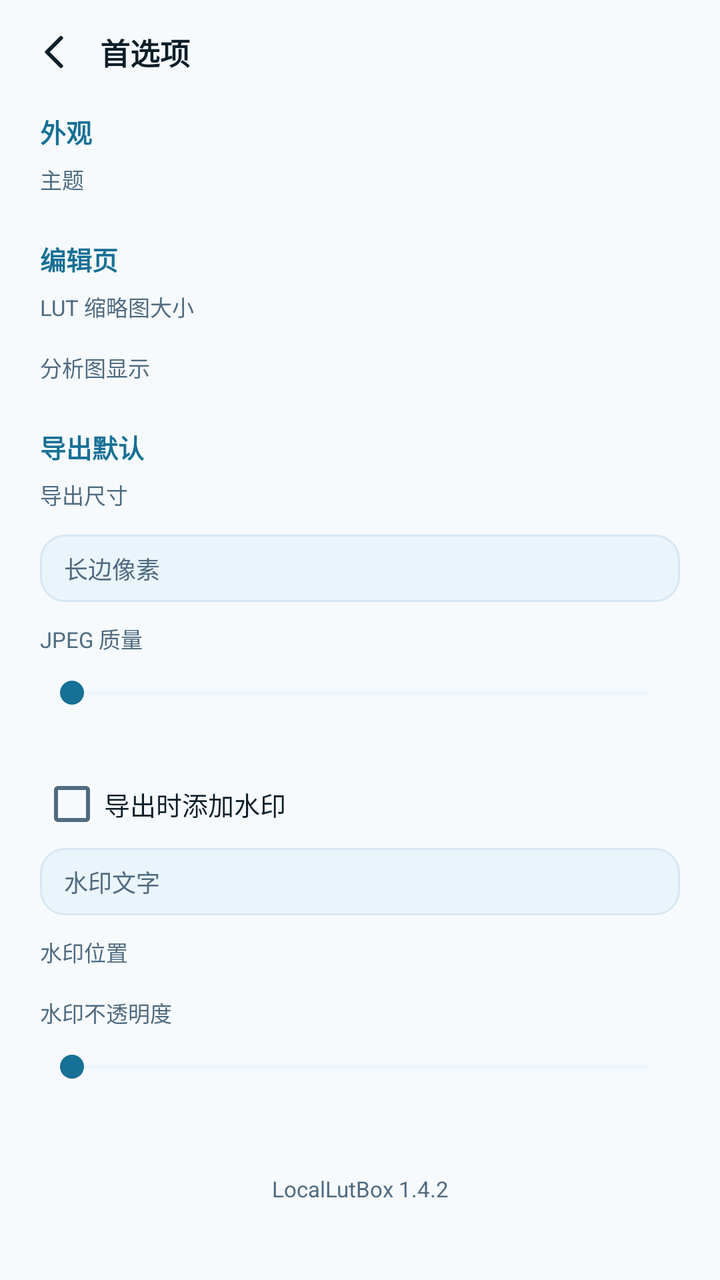
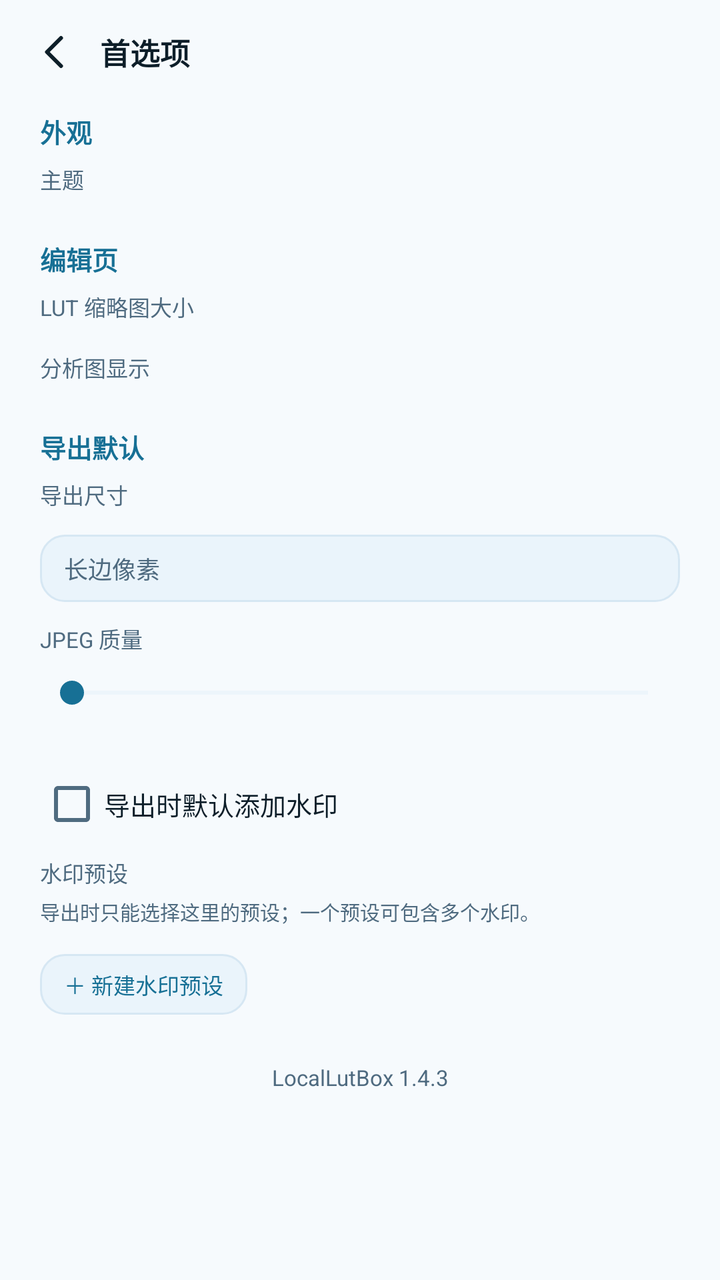

Two renders of the same Android screen: before a commit and after it. Below are the layout's source before the change and the commit's diff.
<!-- AndroidManifest.xml: application theme AppTheme_Dark -->
<!-- res/layout/activity_prefs.xml -->
<?xml version="1.0" encoding="utf-8"?>
<LinearLayout xmlns:android="http://schemas.android.com/apk/res/android"
    android:layout_width="match_parent"
    android:layout_height="match_parent"
    android:orientation="vertical"
    android:background="@color/bg">

    <LinearLayout
        android:layout_width="match_parent"
        android:layout_height="52dp"
        android:orientation="horizontal"
        android:gravity="center_vertical"
        android:paddingLeft="8dp"
        android:paddingRight="16dp">

        <ImageView
            android:id="@+id/btnBack"
            android:layout_width="40dp"
            android:layout_height="40dp"
            android:padding="8dp"
            android:src="@drawable/ic_back"
            android:tint="@color/text"
            android:clickable="true"
            android:focusable="true"
            android:contentDescription="返回" />

        <TextView
            android:layout_width="0dp"
            android:layout_height="wrap_content"
            android:layout_weight="1"
            android:layout_marginLeft="2dp"
            android:text="首选项"
            android:textColor="@color/text"
            android:textSize="15sp"
            android:textStyle="bold" />
    </LinearLayout>

    <ScrollView
        android:layout_width="match_parent"
        android:layout_height="0dp"
        android:layout_weight="1"
        android:scrollbars="none">

        <LinearLayout
            android:layout_width="match_parent"
            android:layout_height="wrap_content"
            android:orientation="vertical"
            android:paddingLeft="20dp"
            android:paddingRight="20dp"
            android:paddingBottom="28dp">

            <TextView
                style="@style/PrefsSection"
                android:text="外观" />

            <TextView
                style="@style/PrefsLabel"
                android:text="主题" />

            <LinearLayout
                android:id="@+id/themeRow"
                android:layout_width="match_parent"
                android:layout_height="wrap_content"
                android:orientation="horizontal" />

            <TextView
                style="@style/PrefsSection"
                android:layout_marginTop="18dp"
                android:text="编辑页" />

            <TextView
                style="@style/PrefsLabel"
                android:text="LUT 缩略图大小" />

            <LinearLayout
                android:id="@+id/lutSizeRow"
                android:layout_width="match_parent"
                android:layout_height="wrap_content"
                android:orientation="horizontal" />

            <TextView
                style="@style/PrefsLabel"
                android:layout_marginTop="10dp"
                android:text="分析图显示" />

            <LinearLayout
                android:id="@+id/graphRow"
                android:layout_width="match_parent"
                android:layout_height="wrap_content"
                android:orientation="horizontal" />

            <TextView
                style="@style/PrefsSection"
                android:layout_marginTop="18dp"
                android:text="导出默认" />

            <TextView
                style="@style/PrefsLabel"
                android:text="导出尺寸" />

            <LinearLayout
                android:id="@+id/exportModeRow"
                android:layout_width="match_parent"
                android:layout_height="wrap_content"
                android:orientation="horizontal" />

            <EditText
                android:id="@+id/exportSizeValue"
                android:layout_width="match_parent"
                android:layout_height="wrap_content"
                android:layout_marginTop="8dp"
                android:background="@drawable/bg_chip"
                android:inputType="number"
                android:maxLength="5"
                android:paddingLeft="12dp"
                android:paddingRight="12dp"
                android:paddingTop="8dp"
                android:paddingBottom="8dp"
                android:textColor="@color/text"
                android:textSize="12sp"
                android:hint="长边像素"
                android:textColorHint="@color/muted" />

            <TextView
                style="@style/PrefsLabel"
                android:layout_marginTop="10dp"
                android:text="JPEG 质量" />

            <SeekBar
                android:id="@+id/qualityBar"
                android:layout_width="match_parent"
                android:layout_height="30dp"
                android:max="100"
                android:progressTint="@color/accent"
                android:progressBackgroundTint="@color/stroke"
                android:thumbTint="@color/accent" />

            <TextView
                android:id="@+id/qualityValue"
                android:layout_width="match_parent"
                android:layout_height="wrap_content"
                android:gravity="end"
                android:textColor="@color/muted"
                android:textSize="11sp" />

            <CheckBox
                android:id="@+id/watermarkCheck"
                android:layout_width="wrap_content"
                android:layout_height="wrap_content"
                android:layout_marginTop="10dp"
                android:text="导出时添加水印"
                android:textColor="@color/text"
                android:textSize="13sp" />

            <EditText
                android:id="@+id/watermarkText"
                android:layout_width="match_parent"
                android:layout_height="wrap_content"
                android:layout_marginTop="6dp"
                android:background="@drawable/bg_chip"
                android:paddingLeft="12dp"
                android:paddingRight="12dp"
                android:paddingTop="8dp"
                android:paddingBottom="8dp"
                android:textColor="@color/text"
                android:textSize="12sp"
                android:hint="水印文字"
                android:textColorHint="@color/muted" />

            <TextView
                style="@style/PrefsLabel"
                android:layout_marginTop="10dp"
                android:text="水印位置" />

            <LinearLayout
                android:id="@+id/watermarkPosRow"
                android:layout_width="match_parent"
                android:layout_height="wrap_content"
                android:orientation="horizontal" />

            <TextView
                style="@style/PrefsLabel"
                android:layout_marginTop="10dp"
                android:text="水印不透明度" />

            <SeekBar
                android:id="@+id/watermarkOpacityBar"
                android:layout_width="match_parent"
                android:layout_height="30dp"
                android:max="100"
                android:progressTint="@color/accent"
                android:progressBackgroundTint="@color/stroke"
                android:thumbTint="@color/accent" />

            <TextView
                android:id="@+id/watermarkOpacityValue"
                android:layout_width="match_parent"
                android:layout_height="wrap_content"
                android:gravity="end"
                android:textColor="@color/muted"
                android:textSize="11sp" />

            <TextView
                android:layout_width="match_parent"
                android:layout_height="wrap_content"
                android:layout_marginTop="24dp"
                android:gravity="center"
                android:text="LocalLutBox 1.4.2"
                android:textColor="@color/muted"
                android:textSize="11sp" />
        </LinearLayout>
    </ScrollView>
</LinearLayout>
<!-- resources referenced by this layout -->
<resources>
  <color name="accent">#177095</color>
  <color name="bg">#F6FAFD</color>
  <color name="muted">#4F6B80</color>
  <color name="stroke">#D6E7F3</color>
  <color name="text">#0D1E29</color>
  <!-- drawable bg_chip (drawable) -->
  <?xml version="1.0" encoding="utf-8"?>
  <shape xmlns:android="http://schemas.android.com/apk/res/android" android:shape="rectangle">
      <solid android:color="@color/surface2" />
      <corners android:radius="12dp" />
      <stroke android:width="1dp" android:color="@color/stroke" />
  </shape>
  <!-- drawable ic_back (drawable) -->
  <?xml version="1.0" encoding="utf-8"?>
  <vector xmlns:android="http://schemas.android.com/apk/res/android"
      android:width="24dp" android:height="24dp"
      android:viewportWidth="24" android:viewportHeight="24">
      <path
          android:pathData="M14.5 5L7.5 12l7 7"
          android:fillColor="#00000000"
          android:strokeColor="#FFFFFFFF"
          android:strokeWidth="2"
          android:strokeLineCap="round"
          android:strokeLineJoin="round" />
  </vector>
  <style name="PrefsLabel">
          <item name="android:layout_width">match_parent</item>
          <item name="android:layout_height">wrap_content</item>
          <item name="android:layout_marginBottom">4dp</item>
          <item name="android:textColor">@color/muted</item>
          <item name="android:textSize">11sp</item>
      </style>
  <style name="PrefsSection">
          <item name="android:layout_width">match_parent</item>
          <item name="android:layout_height">wrap_content</item>
          <item name="android:layout_marginTop">4dp</item>
          <item name="android:layout_marginBottom">6dp</item>
          <item name="android:textColor">@color/accent</item>
          <item name="android:textSize">13sp</item>
          <item name="android:textStyle">bold</item>
      </style>
  <style name="AppTheme_Dark" parent="@android:style/Theme.Material.NoActionBar">
          <item name="android:windowBackground">@color/bg</item>
          <item name="android:colorAccent">@color/accent</item>
          <item name="android:statusBarColor">@color/bg</item>
          <item name="android:navigationBarColor">@color/bg</item>
          <item name="android:windowLightStatusBar">false</item>
          <item name="android:windowLightNavigationBar">false</item>
          <item name="android:textColorPrimary">@color/text</item>
          <item name="android:textColorSecondary">@color/muted</item>
      </style>
  <color name="surface2">#EAF4FB</color>
</resources>

<!-- the commit's change to res/layout/activity_prefs.xml (unified diff, before → after) -->
@@ -148,64 +148,51 @@
                 android:layout_width="wrap_content"
                 android:layout_height="wrap_content"
                 android:layout_marginTop="10dp"
-                android:text="导出时添加水印"
+                android:text="导出时默认添加水印"
                 android:textColor="@color/text"
                 android:textSize="13sp" />
 
-            <EditText
-                android:id="@+id/watermarkText"
+            <TextView
+                style="@style/PrefsLabel"
+                android:layout_marginTop="10dp"
+                android:text="水印预设" />
+
+            <TextView
+                android:layout_width="match_parent"
+                android:layout_height="wrap_content"
+                android:text="导出时只能选择这里的预设；一个预设可包含多个水印。"
+                android:textColor="@color/muted"
+                android:textSize="10sp" />
+
+            <LinearLayout
+                android:id="@+id/watermarkPresetList"
                 android:layout_width="match_parent"
                 android:layout_height="wrap_content"
                 android:layout_marginTop="6dp"
+                android:orientation="vertical" />
+
+            <TextView
+                android:id="@+id/btnAddWmPreset"
+                android:layout_width="wrap_content"
+                android:layout_height="wrap_content"
+                android:layout_marginTop="8dp"
                 android:background="@drawable/bg_chip"
                 android:paddingLeft="12dp"
                 android:paddingRight="12dp"
-                android:paddingTop="8dp"
-                android:paddingBottom="8dp"
-                android:textColor="@color/text"
-                android:textSize="12sp"
-                android:hint="水印文字"
-                android:textColorHint="@color/muted" />
-
-            <TextView
-                style="@style/PrefsLabel"
-                android:layout_marginTop="10dp"
-                android:text="水印位置" />
-
-            <LinearLayout
-                android:id="@+id/watermarkPosRow"
-                android:layout_width="match_parent"
-                android:layout_height="wrap_content"
-                android:orientation="horizontal" />
-
-            <TextView
-                style="@style/PrefsLabel"
-                android:layout_marginTop="10dp"
-                android:text="水印不透明度" />
-
-            <SeekBar
-                android:id="@+id/watermarkOpacityBar"
-                android:layout_width="match_parent"
-                android:layout_height="30dp"
-                android:max="100"
-                android:progressTint="@color/accent"
-                android:progressBackgroundTint="@color/stroke"
-                android:thumbTint="@color/accent" />
-
-            <TextView
-                android:id="@+id/watermarkOpacityValue"
-                android:layout_width="match_parent"
-                android:layout_height="wrap_content"
-                android:gravity="end"
-                android:textColor="@color/muted"
-                android:textSize="11sp" />
+                android:paddingTop="7dp"
+                android:paddingBottom="7dp"
+                android:text="＋ 新建水印预设"
+                android:textColor="@color/accent"
+                android:textSize="11sp"
+                android:clickable="true"
+                android:focusable="true" />
 
             <TextView
                 android:layout_width="match_parent"
                 android:layout_height="wrap_content"
                 android:layout_marginTop="24dp"
                 android:gravity="center"
-                android:text="LocalLutBox 1.4.2"
+                android:text="LocalLutBox 1.4.3"
                 android:textColor="@color/muted"
                 android:textSize="11sp" />
         </LinearLayout>
